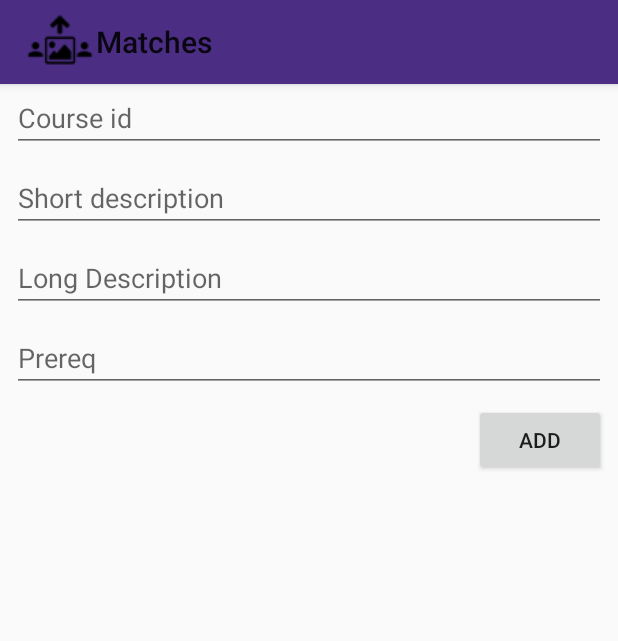
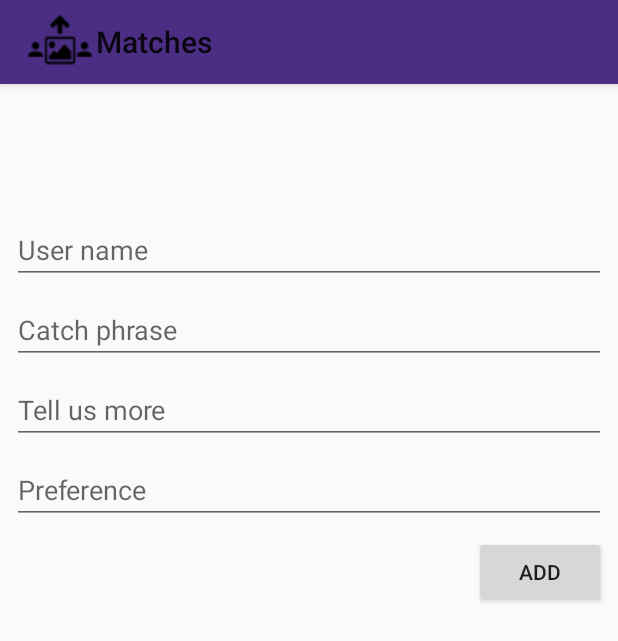
Before and after one commit to MochiCurry/TCSS-450-Team-12, an Android app: the fragment CourseAddFragment placed in its activity, on a phone screen of 412 x 824 dp. Shown: the top 641 px of the screen. Run offline under Robolectric (Android 15) with nearby library versions, the phone set to English and light mode, and no system bars.

```diff
--- a/app/src/main/java/edu/tacoma/uw/css/sextod/memeups/CourseAddFragment.java
+++ b/app/src/main/java/edu/tacoma/uw/css/sextod/memeups/CourseAddFragment.java
@@ -80,10 +80,10 @@
         // Inflate the layout for this fragment
         View v = inflater.inflate(R.layout.fragment_course_add, container, false);
 
-        mCourseIdEditText = (EditText) v.findViewById(R.id.add_course_id);
-        mCourseShortDescEditText = (EditText) v.findViewById(R.id.add_course_short_desc);
-        mCourseLongDescEditText = (EditText) v.findViewById(R.id.add_course_long_desc);
-        mCoursePrereqsEditText = (EditText) v.findViewById(R.id.add_course_prereqs);
+        mCourseIdEditText = (EditText) v.findViewById(R.id.user_name);
+        mCourseShortDescEditText = (EditText) v.findViewById(R.id.catch_phrase);
+        mCourseLongDescEditText = (EditText) v.findViewById(R.id.tell_us_more);
+        mCoursePrereqsEditText = (EditText) v.findViewById(R.id.preference);
 
 
         Button addCourseButton = (Button) v.findViewById(R.id.btnCourse);
--- a/app/src/main/res/layout/fragment_course_add.xml
+++ b/app/src/main/res/layout/fragment_course_add.xml
@@ -8,20 +8,23 @@
 
 
     <EditText
-        android:id="@+id/add_course_id"
+        android:id="@+id/user_name"
         android:layout_width="match_parent"
         android:layout_height="wrap_content"
         android:layout_marginEnd="8dp"
         android:layout_marginLeft="8dp"
         android:layout_marginRight="8dp"
         android:layout_marginStart="8dp"
-        android:hint="Course id"
+        android:layout_marginTop="88dp"
+        android:hint="User name"
         android:inputType="textPersonName"
         app:layout_constraintEnd_toEndOf="parent"
-        app:layout_constraintStart_toStartOf="parent" />
+        app:layout_constraintHorizontal_bias="0.0"
+        app:layout_constraintStart_toStartOf="parent"
+        app:layout_constraintTop_toTopOf="parent" />
 
     <EditText
-        android:id="@+id/add_course_short_desc"
+        android:id="@+id/catch_phrase"
         android:layout_width="match_parent"
         android:layout_height="wrap_content"
         android:layout_marginEnd="8dp"
@@ -29,14 +32,14 @@
         android:layout_marginRight="8dp"
         android:layout_marginStart="8dp"
         android:layout_marginTop="8dp"
-        android:hint="Short description"
+        android:hint="Catch phrase"
         android:inputType="textPersonName"
         app:layout_constraintEnd_toEndOf="parent"
         app:layout_constraintStart_toStartOf="parent"
-        app:layout_constraintTop_toBottomOf="@+id/add_course_id" />
+        app:layout_constraintTop_toBottomOf="@+id/user_name" />
 
     <EditText
-        android:id="@+id/add_course_long_desc"
+        android:id="@+id/tell_us_more"
         android:layout_width="match_parent"
         android:layout_height="wrap_content"
         android:layout_marginEnd="8dp"
@@ -45,14 +48,14 @@
         android:layout_marginStart="8dp"
         android:layout_marginTop="8dp"
         android:ems="10"
-        android:hint="Long Description"
-        android:inputType="textPersonName"
+        android:hint="Tell us more"
+        android:inputType="textMultiLine"
         app:layout_constraintEnd_toEndOf="parent"
         app:layout_constraintStart_toStartOf="parent"
-        app:layout_constraintTop_toBottomOf="@+id/add_course_short_desc" />
+        app:layout_constraintTop_toBottomOf="@+id/catch_phrase" />
 
     <EditText
-        android:id="@+id/add_course_prereqs"
+        android:id="@+id/preference"
         android:layout_width="match_parent"
         android:layout_height="wrap_content"
         android:layout_marginEnd="8dp"
@@ -61,11 +64,11 @@
         android:layout_marginStart="8dp"
         android:layout_marginTop="8dp"
         android:ems="10"
-        android:hint="Prereq"
-        android:inputType="textPersonName"
+        android:hint="Preference"
+        android:inputType="textMultiLine"
         app:layout_constraintEnd_toEndOf="parent"
         app:layout_constraintStart_toStartOf="parent"
-        app:layout_constraintTop_toBottomOf="@+id/add_course_long_desc" />
+        app:layout_constraintTop_toBottomOf="@+id/tell_us_more" />
 
     <Button
         android:id="@+id/btnCourse"
@@ -76,6 +79,6 @@
         android:layout_marginTop="8dp"
         android:text="Add"
         app:layout_constraintEnd_toEndOf="parent"
-        app:layout_constraintTop_toBottomOf="@+id/add_course_prereqs" />
+        app:layout_constraintTop_toBottomOf="@+id/preference" />
 
 </android.support.constraint.ConstraintLayout>
```
Also changed, not shown: app/src/main/java/edu/tacoma/uw/css/sextod/memeups/ProfileActivity.java (+38 -2 lines), app/src/main/res/layout/activity_profile.xml (+26 -16 lines).
